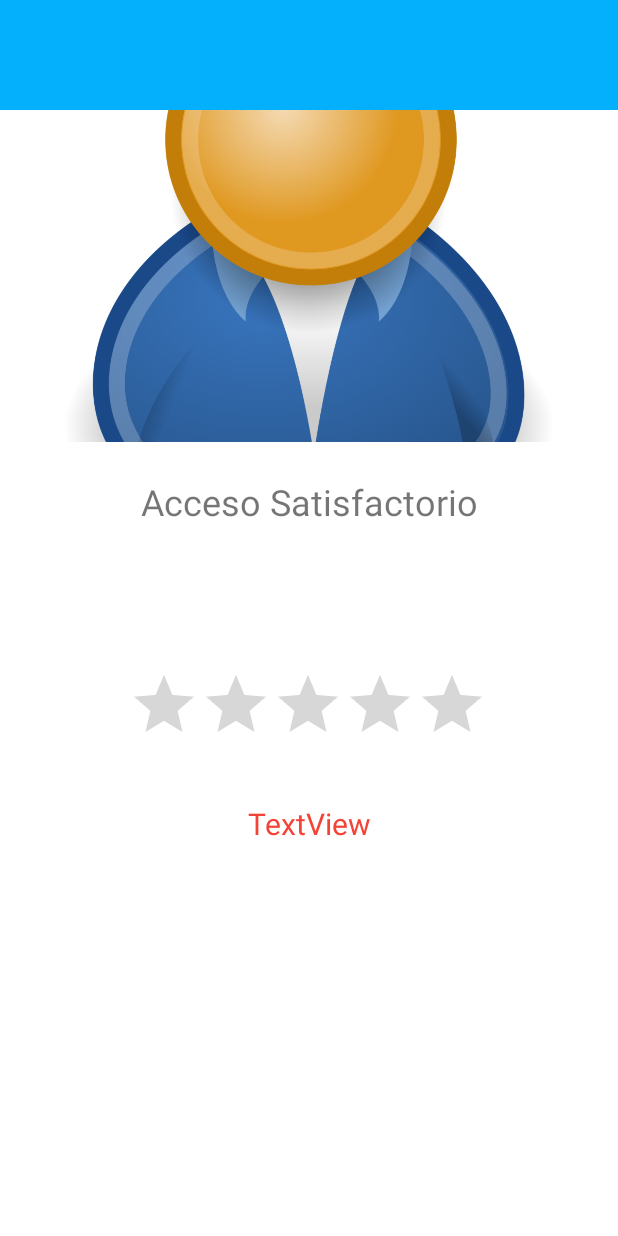
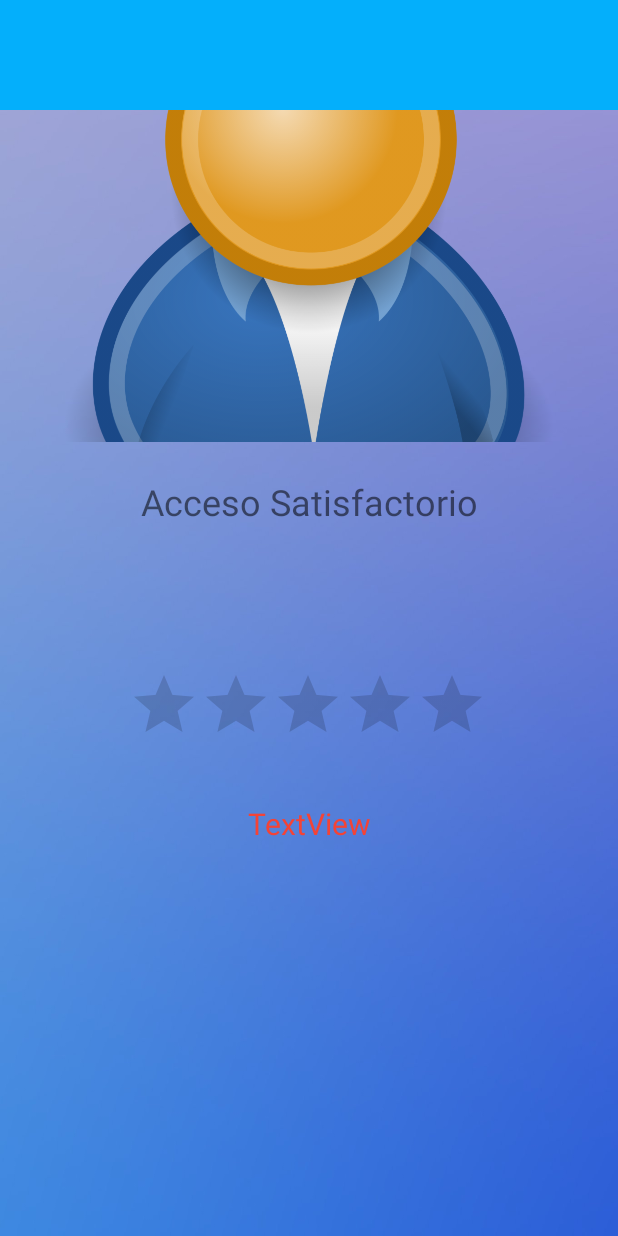
Before and after one commit to Johann2323/examen, an Android app: the layout valor.xml on its own in the app's theme, with its tools: preview values and no code run, on a phone screen of 412 x 824 dp. Run offline under Robolectric (Android 15) with nearby library versions, the phone set to English and light mode, and no system bars.

```diff
--- a/app/src/main/res/layout/activity_main.xml
+++ b/app/src/main/res/layout/activity_main.xml
@@ -14,6 +14,7 @@
         android:layout_height="match_parent"
         android:orientation="vertical"
         tools:context=".MainActivity"
+        android:background="@drawable/fo"
         >
 
         <TextView
--- a/app/src/main/res/layout/valor.xml
+++ b/app/src/main/res/layout/valor.xml
@@ -12,7 +12,8 @@
     <RelativeLayout
         android:layout_width="match_parent"
         android:layout_height="match_parent"
-        tools:context=".ValorActivity">
+        tools:context=".ValorActivity"
+        android:background="@drawable/fo">
 
         <view
             android:id="@+id/view"
```
